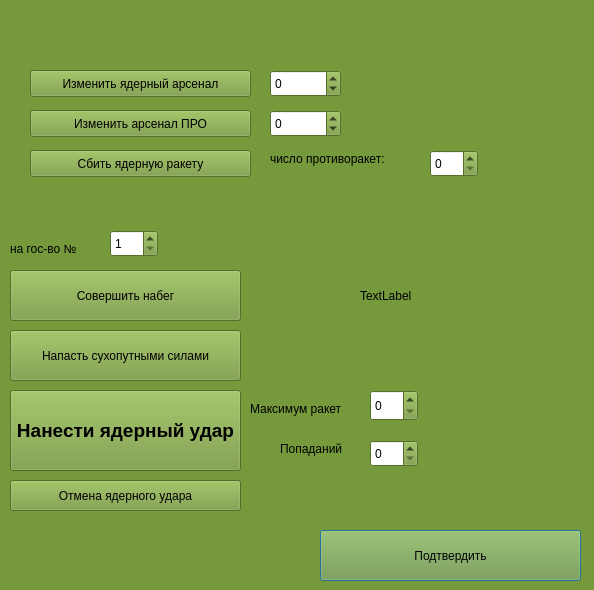
Above: ministrys/mindef.ui from vladyan18/MagaGame before the change. Below: the same form after it.
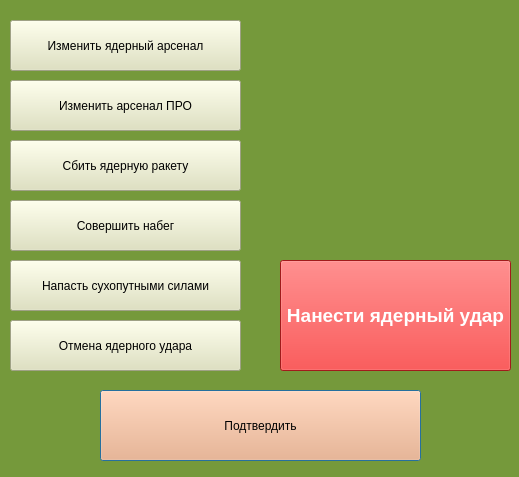
That is the form after the change. Icons and pictures are not drawn.

Diff of the .ui file:
```diff
--- a/ministrys/mindef.ui
+++ b/ministrys/mindef.ui
@@ -6,8 +6,8 @@
    <rect>
     <x>0</x>
     <y>0</y>
-    <width>594</width>
-    <height>590</height>
+    <width>519</width>
+    <height>477</height>
    </rect>
   </property>
   <property name="palette">
@@ -428,18 +428,32 @@
   <property name="windowTitle">
    <string>Министерство Обороны</string>
   </property>
+  <property name="autoFillBackground">
+   <bool>false</bool>
+  </property>
+  <property name="styleSheet">
+   <string notr="true">QDialog
+{
+background-image: url(:/camo2.jpg);
+background-repeat: no-repeat;
+}</string>
+  </property>
   <widget class="QPushButton" name="pushButton">
    <property name="enabled">
     <bool>true</bool>
    </property>
    <property name="geometry">
     <rect>
-     <x>320</x>
-     <y>530</y>
-     <width>261</width>
-     <height>51</height>
+     <x>100</x>
+     <y>390</y>
+     <width>321</width>
+     <height>71</height>
     </rect>
    </property>
+   <property name="styleSheet">
+    <string notr="true">background-color: rgb(255, 169, 112);
+font: 75 22pt &quot;Ubuntu&quot;;</string>
+   </property>
    <property name="text">
     <string>Подтвердить</string>
    </property>
@@ -450,15 +464,18 @@
   <widget class="QPushButton" name="pushButton_2">
    <property name="geometry">
     <rect>
-     <x>30</x>
-     <y>70</y>
-     <width>221</width>
-     <height>27</height>
+     <x>10</x>
+     <y>20</y>
+     <width>231</width>
+     <height>51</height>
     </rect>
    </property>
    <property name="autoFillBackground">
     <bool>false</bool>
    </property>
+   <property name="styleSheet">
+    <string notr="true">background-color: rgb(223, 225, 186);</string>
+   </property>
    <property name="text">
     <string>Изменить ядерный арсенал</string>
    </property>
@@ -472,12 +489,15 @@
   <widget class="QPushButton" name="pushButton_3">
    <property name="geometry">
     <rect>
-     <x>30</x>
-     <y>110</y>
-     <width>221</width>
-     <height>27</height>
+     <x>10</x>
+     <y>80</y>
+     <width>231</width>
+     <height>51</height>
     </rect>
    </property>
+   <property name="styleSheet">
+    <string notr="true">background-color: rgb(223, 225, 186);</string>
+   </property>
    <property name="text">
     <string>Изменить арсенал ПРО</string>
    </property>
@@ -485,41 +505,18 @@
     <bool>true</bool>
    </property>
   </widget>
-  <widget class="QSpinBox" name="spinBox">
-   <property name="geometry">
-    <rect>
-     <x>270</x>
-     <y>70</y>
-     <width>71</width>
-     <height>27</height>
-    </rect>
-   </property>
-   <property name="minimum">
-    <number>-99</number>
-   </property>
-  </widget>
-  <widget class="QSpinBox" name="spinBox_2">
-   <property name="geometry">
-    <rect>
-     <x>270</x>
-     <y>110</y>
-     <width>71</width>
-     <height>27</height>
-    </rect>
-   </property>
-   <property name="minimum">
-    <number>-99</number>
-   </property>
-  </widget>
   <widget class="QPushButton" name="pushButton_4">
    <property name="geometry">
     <rect>
-     <x>30</x>
-     <y>150</y>
-     <width>221</width>
-     <height>27</height>
+     <x>10</x>
+     <y>140</y>
+     <width>231</width>
+     <height>51</height>
     </rect>
    </property>
+   <property name="styleSheet">
+    <string notr="true">background-color: rgb(223, 225, 186);</string>
+   </property>
    <property name="text">
     <string>Сбить ядерную ракету</string>
    </property>
@@ -531,11 +528,14 @@
    <property name="geometry">
     <rect>
      <x>10</x>
-     <y>270</y>
+     <y>200</y>
      <width>231</width>
      <height>51</height>
     </rect>
    </property>
+   <property name="styleSheet">
+    <string notr="true">background-color: rgb(223, 225, 186);</string>
+   </property>
    <property name="text">
     <string>Совершить набег</string>
    </property>
@@ -543,41 +543,18 @@
     <bool>true</bool>
    </property>
   </widget>
-  <widget class="QLabel" name="label_4">
-   <property name="geometry">
-    <rect>
-     <x>10</x>
-     <y>240</y>
-     <width>91</width>
-     <height>17</height>
-    </rect>
-   </property>
-   <property name="text">
-    <string>на гос-во №</string>
-   </property>
-  </widget>
-  <widget class="QSpinBox" name="spinBox_3">
-   <property name="geometry">
-    <rect>
-     <x>110</x>
-     <y>230</y>
-     <width>48</width>
-     <height>27</height>
-    </rect>
-   </property>
-   <property name="minimum">
-    <number>1</number>
-   </property>
-  </widget>
   <widget class="QPushButton" name="pushButton_6">
    <property name="geometry">
     <rect>
      <x>10</x>
-     <y>330</y>
+     <y>260</y>
      <width>231</width>
      <height>51</height>
     </rect>
    </property>
+   <property name="styleSheet">
+    <string notr="true">background-color: rgb(223, 225, 186);</string>
+   </property>
    <property name="text">
     <string>Напасть сухопутными силами</string>
    </property>
@@ -591,10 +568,10 @@
    </property>
    <property name="geometry">
     <rect>
-     <x>10</x>
-     <y>390</y>
+     <x>280</x>
+     <y>260</y>
      <width>231</width>
-     <height>81</height>
+     <height>111</height>
     </rect>
    </property>
    <property name="font">
@@ -604,6 +581,14 @@
      <bold>true</bold>
     </font>
    </property>
+   <property name="autoFillBackground">
+    <bool>false</bool>
+   </property>
+   <property name="styleSheet">
+    <string notr="true">background-color : #e12626;
+color:white;
+</string>
+   </property>
    <property name="locale">
     <locale language="Russian" country="Russia"/>
    </property>
@@ -613,19 +598,28 @@
    <property name="checkable">
     <bool>true</bool>
    </property>
+   <property name="default">
+    <bool>false</bool>
+   </property>
+   <property name="flat">
+    <bool>false</bool>
+   </property>
   </widget>
   <widget class="QPushButton" name="pushButton_8">
    <property name="geometry">
     <rect>
      <x>10</x>
-     <y>480</y>
+     <y>320</y>
      <width>231</width>
-     <height>31</height>
+     <height>51</height>
     </rect>
    </property>
    <property name="autoFillBackground">
     <bool>false</bool>
    </property>
+   <property name="styleSheet">
+    <string notr="true">background-color: rgb(223, 225, 186);</string>
+   </property>
    <property name="text">
     <string>Отмена ядерного удара</string>
    </property>
@@ -639,86 +633,21 @@
     <bool>false</bool>
    </property>
   </widget>
-  <widget class="QSpinBox" name="spinBox_4">
-   <property name="geometry">
-    <rect>
-     <x>370</x>
-     <y>390</y>
-     <width>48</width>
-     <height>31</height>
-    </rect>
-   </property>
-  </widget>
   <widget class="QLabel" name="label">
    <property name="geometry">
     <rect>
-     <x>250</x>
-     <y>400</y>
-     <width>131</width>
-     <height>17</height>
+     <x>290</x>
+     <y>30</y>
+     <width>201</width>
+     <height>201</height>
     </rect>
    </property>
-   <property name="text">
-    <string>Максимум ракет</string>
+   <property name="styleSheet">
+    <string notr="true">background-image: url(:/star.png);
+background-repeat: no-repeat;</string>
    </property>
-  </widget>
-  <widget class="QSpinBox" name="spinBox_5">
-   <property name="geometry">
-    <rect>
-     <x>370</x>
-     <y>440</y>
-     <width>48</width>
-     <height>27</height>
-    </rect>
-   </property>
-  </widget>
-  <widget class="QLabel" name="label_6">
-   <property name="geometry">
-    <rect>
-     <x>280</x>
-     <y>440</y>
-     <width>91</width>
-     <height>17</height>
-    </rect>
-   </property>
    <property name="text">
-    <string>Попаданий</string>
-   </property>
-  </widget>
-  <widget class="QLabel" name="label_7">
-   <property name="geometry">
-    <rect>
-     <x>270</x>
-     <y>150</y>
-     <width>151</width>
-     <height>17</height>
-    </rect>
-   </property>
-   <property name="text">
-    <string>число противоракет: </string>
-   </property>
-  </widget>
-  <widget class="QSpinBox" name="spinBox_6">
-   <property name="geometry">
-    <rect>
-     <x>430</x>
-     <y>150</y>
-     <width>48</width>
-     <height>27</height>
-    </rect>
-   </property>
-  </widget>
-  <widget class="QLabel" name="label_2">
-   <property name="geometry">
-    <rect>
-     <x>360</x>
-     <y>240</y>
-     <width>151</width>
-     <height>111</height>
-    </rect>
-   </property>
-   <property name="text">
-    <string>TextLabel</string>
+    <string/>
    </property>
   </widget>
  </widget>
```
